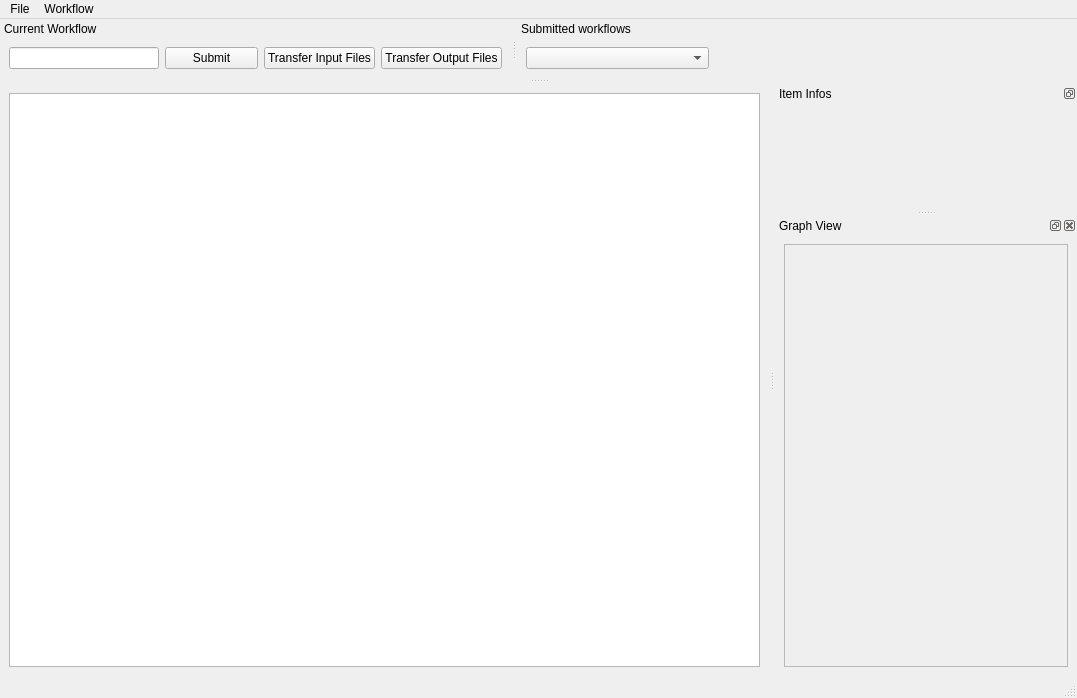
populse/soma-workflow, file python/soma/jobs/gui/WorkflowMainWindow.ui: the form before one commit.
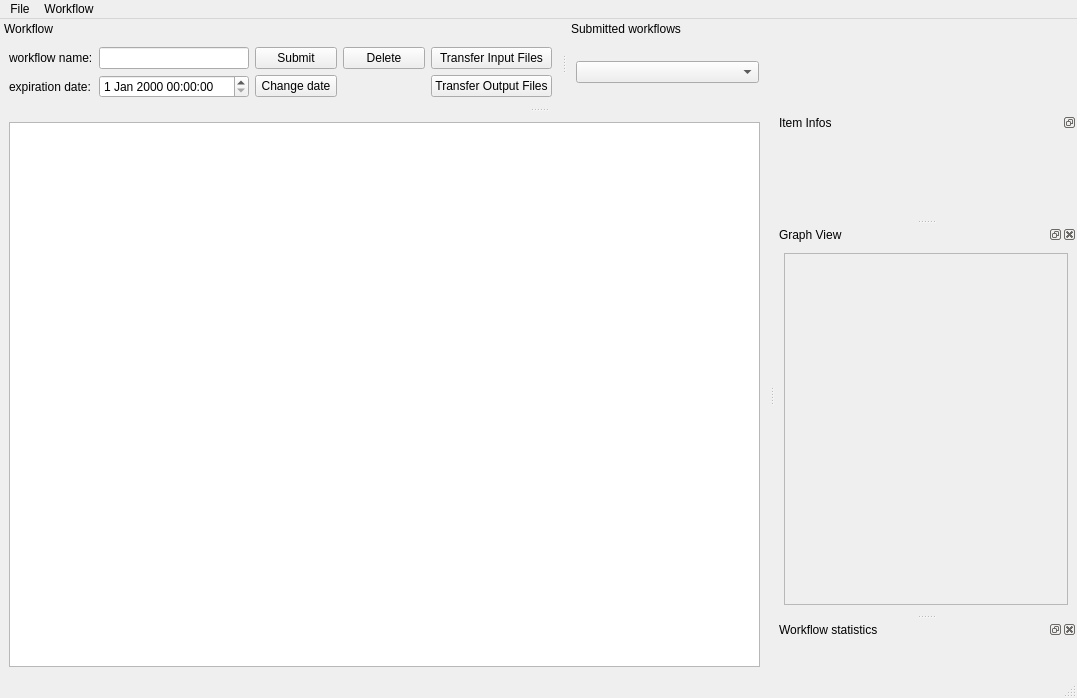
The form after the commit.

```diff
--- a/python/soma/jobs/gui/WorkflowMainWindow.ui
+++ b/python/soma/jobs/gui/WorkflowMainWindow.ui
@@ -65,22 +65,29 @@
    </property>
    <property name="maximumSize">
     <size>
-     <width>511</width>
-     <height>524287</height>
+     <width>561</width>
+     <height>95</height>
     </size>
    </property>
    <property name="features">
-    <set>QDockWidget::NoDockWidgetFeatures</set>
+    <set>QDockWidget::DockWidgetMovable</set>
    </property>
    <property name="windowTitle">
-    <string>Current Workflow</string>
+    <string>Workflow</string>
    </property>
    <attribute name="dockWidgetArea">
     <number>4</number>
    </attribute>
    <widget class="QWidget" name="dockWidgetContents_2">
-    <layout class="QHBoxLayout" name="horizontalLayout">
-     <item>
+    <layout class="QGridLayout" name="gridLayout">
+     <item row="2" column="0">
+      <widget class="QLabel" name="label_2">
+       <property name="text">
+        <string>workflow name:</string>
+       </property>
+      </widget>
+     </item>
+     <item row="2" column="1">
       <widget class="QLineEdit" name="lineedit_wf_name">
        <property name="minimumSize">
         <size>
@@ -96,27 +103,51 @@
        </property>
       </widget>
      </item>
-     <item>
+     <item row="2" column="2">
       <widget class="QPushButton" name="button_submit">
        <property name="text">
         <string>Submit</string>
        </property>
       </widget>
      </item>
-     <item>
-      <widget class="QPushButton" name="button_transfer_input">
+     <item row="2" column="3">
+      <widget class="QPushButton" name="button_delete_wf">
        <property name="text">
-        <string>Transfer Input Files</string>
+        <string>Delete</string>
        </property>
       </widget>
      </item>
-     <item>
+     <item row="3" column="0">
+      <widget class="QLabel" name="label">
+       <property name="text">
+        <string>expiration date:</string>
+       </property>
+      </widget>
+     </item>
+     <item row="3" column="1">
+      <widget class="QDateTimeEdit" name="dateTimeEdit_expiration"/>
+     </item>
+     <item row="3" column="2">
+      <widget class="QPushButton" name="button_change_exp_date">
+       <property name="text">
+        <string>Change date</string>
+       </property>
+      </widget>
+     </item>
+     <item row="3" column="4">
       <widget class="QPushButton" name="button_transfer_ouput">
        <property name="text">
         <string>Transfer Output Files</string>
        </property>
       </widget>
      </item>
+     <item row="2" column="4">
+      <widget class="QPushButton" name="button_transfer_input">
+       <property name="text">
+        <string>Transfer Input Files</string>
+       </property>
+      </widget>
+     </item>
     </layout>
    </widget>
   </widget>
@@ -188,7 +219,7 @@
           <x>0</x>
           <y>0</y>
           <width>280</width>
-          <height>199</height>
+          <height>348</height>
          </rect>
         </property>
        </widget>
@@ -197,6 +228,18 @@
     </layout>
    </widget>
   </widget>
+  <widget class="QDockWidget" name="dock_wf_statistics">
+   <property name="allowedAreas">
+    <set>Qt::AllDockWidgetAreas</set>
+   </property>
+   <property name="windowTitle">
+    <string>Workflow statistics</string>
+   </property>
+   <attribute name="dockWidgetArea">
+    <number>2</number>
+   </attribute>
+   <widget class="QWidget" name="dockWidgetContents_wf_stat"/>
+  </widget>
   <action name="action_open_wf">
    <property name="text">
     <string>Open...</string>
```
Left out of the diff: 76 changed lines with no effect on the pictures.
